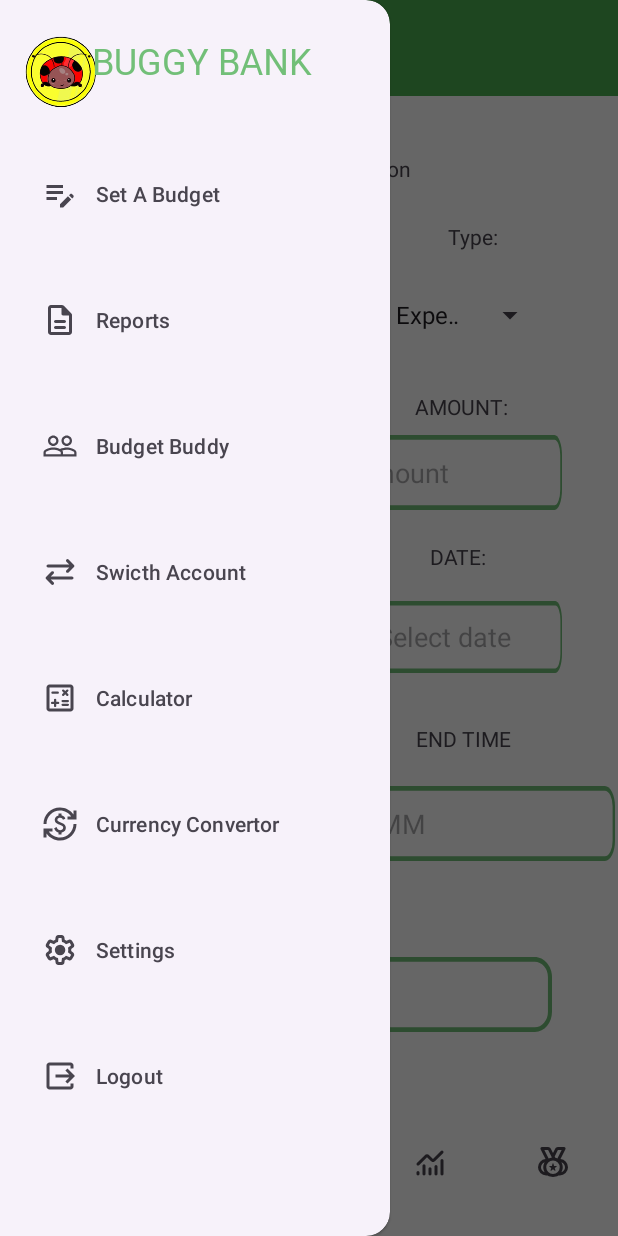
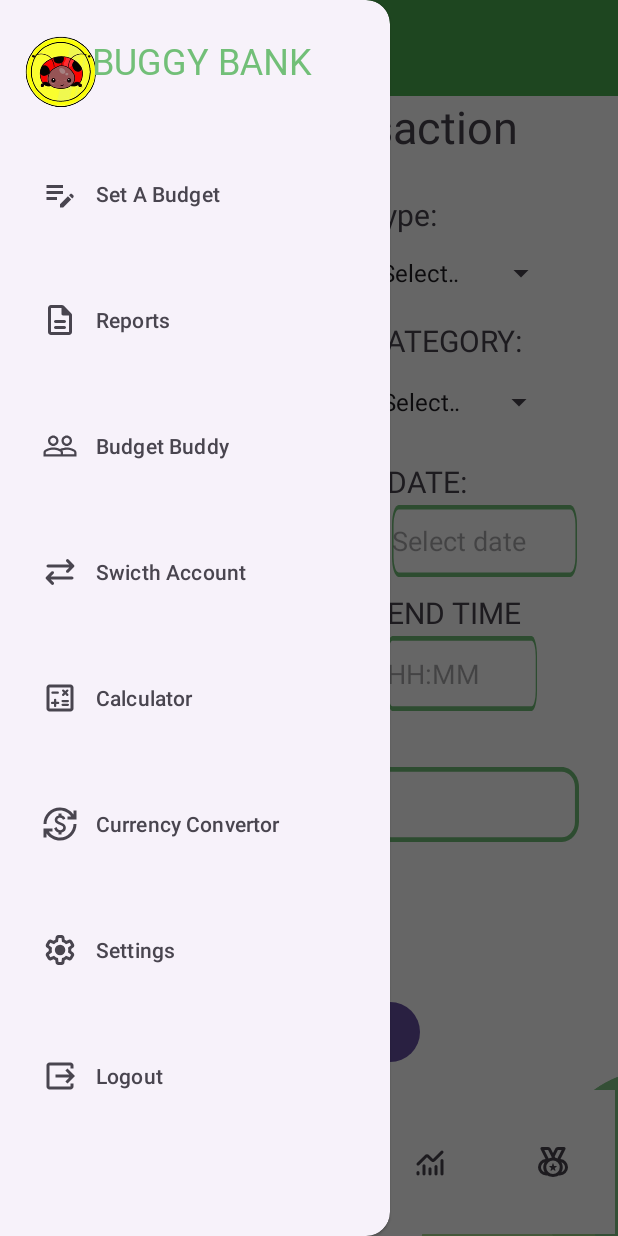
Before and after one commit to ST10085670/BuggyBank, an Android app: the fragment CreateTransactionFragment placed in its activity, with the side drawer open, on a phone screen of 412 x 824 dp. Run offline under Robolectric (Android 15) with nearby library versions, the phone set to English and light mode, and no system bars; our stand-ins replace Firebase (no records; nobody signed in at launch, a user with empty details on screens opened directly).

Commit message:
fixed CreateTransactionFragment, make name view on home page

```diff
--- a/app/src/main/java/vcmsa/projects/buggybank/CreateTransactionFragment.kt
+++ b/app/src/main/java/vcmsa/projects/buggybank/CreateTransactionFragment.kt
@@ -80,19 +80,19 @@ class CreateTransactionFragment : Fragment() {
         spType.adapter = ArrayAdapter(
             requireContext(),
             android.R.layout.simple_spinner_dropdown_item,
-            listOf("Expense", "Income")
+            listOf("Select Type", "Expense", "Income")
         )
 
         spCategory.adapter = ArrayAdapter(
             requireContext(),
             android.R.layout.simple_spinner_dropdown_item,
-            listOf("Clothing", "Entertainment", "Food", "Fuel", "Groceries", "Health", "Housing", "Internet", "Insurance", "Salary", "Wages", "Investments")
+            listOf("Select Category","Clothing", "Entertainment", "Food", "Fuel", "Groceries", "Health", "Housing", "Internet", "Insurance", "Salary", "Wages", "Investments")
         )
 
         spPayment.adapter = ArrayAdapter(
             requireContext(),
             android.R.layout.simple_spinner_dropdown_item,
-            listOf("Cash", "Credit Card", "Debit Card")
+            listOf("Select Payment","Cash", "Credit Card", "Debit Card")
         )
 
         etDate.setOnClickListener { showDatePicker(etDate) }
--- a/app/src/main/java/vcmsa/projects/buggybank/MainPageFragment.kt
+++ b/app/src/main/java/vcmsa/projects/buggybank/MainPageFragment.kt
@@ -1,25 +1,28 @@
 package vcmsa.projects.buggybank
 
 import android.os.Bundle
+import android.util.Log
 import androidx.fragment.app.Fragment
 import android.view.LayoutInflater
 import android.view.View
 import android.view.ViewGroup
+import com.google.firebase.auth.FirebaseAuth
+import com.google.firebase.database.DataSnapshot
+import com.google.firebase.database.DatabaseError
+import com.google.firebase.database.FirebaseDatabase
+import com.google.firebase.database.ValueEventListener
+import com.google.firebase.database.getValue
+import vcmsa.projects.buggybank.databinding.FragmentMainPageBinding
 
-// TODO: Rename parameter arguments, choose names that match
-// the fragment initialization parameters, e.g. ARG_ITEM_NUMBER
 private const val ARG_PARAM1 = "param1"
 private const val ARG_PARAM2 = "param2"
+private const val TAG = "MainPageFragment"
 
-/**
- * A simple [Fragment] subclass.
- * Use the [MainPageFragment.newInstance] factory method to
- * create an instance of this fragment.
- */
 class MainPageFragment : Fragment() {
-    // TODO: Rename and change types of parameters
     private var param1: String? = null
     private var param2: String? = null
+    private var _binding: FragmentMainPageBinding? = null
+    private val binding get() = _binding!!
 
     override fun onCreate(savedInstanceState: Bundle?) {
         super.onCreate(savedInstanceState)
@@ -27,33 +30,49 @@ class MainPageFragment : Fragment() {
             param1 = it.getString(ARG_PARAM1)
             param2 = it.getString(ARG_PARAM2)
         }
+        Log.d(TAG, "onCreate: PARAM1: $param1, PARAM2: $param2")
     }
 
     override fun onCreateView(
         inflater: LayoutInflater, container: ViewGroup?,
         savedInstanceState: Bundle?,
     ): View? {
-        // Inflate the layout for this fragment
-        return inflater.inflate(R.layout.fragment_main_page, container, false)
+        _binding = FragmentMainPageBinding.inflate(inflater, container, false)
+        return binding.root
     }
 
-    companion object {
-        /**
-         * Use this factory method to create a new instance of
-         * this fragment using the provided parameters.
-         *
-         * @param param1 Parameter 1.
-         * @param param2 Parameter 2.
-         * @return A new instance of fragment MainPageFragment.
-         */
-        // TODO: Rename and change types and number of parameters
-        @JvmStatic
-        fun newInstance(param1: String, param2: String) =
-            MainPageFragment().apply {
-                arguments = Bundle().apply {
-                    putString(ARG_PARAM1, param1)
-                    putString(ARG_PARAM2, param2)
+    override fun onViewCreated(view: View, savedInstanceState: Bundle?) {
+        super.onViewCreated(view, savedInstanceState)
+        Log.d(TAG, "onViewCreated")
+        val user = FirebaseAuth.getInstance().currentUser
+        val db = FirebaseDatabase.getInstance()
+        val textViewUserName = _binding?.mainText
+
+        user?.let {
+            val userId = it.uid
+            val userRef = db.getReference("users").child(userId).child("username")
+
+            userRef.addListenerForSingleValueEvent(object : ValueEventListener {
+                override fun onDataChange(snapshot: DataSnapshot) {
+                    Log.d(TAG, "onDataChange: snapshot: $snapshot")
+                    val userName = snapshot.getValue<String>()
+                    textViewUserName?.text = (userName ?: "No name found").toString()
                 }
-            }
+
+                override fun onCancelled(error: DatabaseError) {
+                    Log.e(TAG, "onCancelled: $error")
+                    textViewUserName?.text = "Error fetching user data"
+                }
+            })
+        }
+
+        Log.d(TAG, "onViewCreated: user: $user")
     }
+
+    override fun onDestroyView() {
+        super.onDestroyView()
+        Log.d(TAG, "onDestroyView")
+        _binding = null
+    }
+
 }
--- a/app/src/main/java/vcmsa/projects/buggybank/ReportFragment.kt
+++ b/app/src/main/java/vcmsa/projects/buggybank/ReportFragment.kt
@@ -37,7 +37,7 @@ class ReportFragment : Fragment() {
         val user = FirebaseAuth.getInstance().currentUser
         if (user != null) {
             val userId = user.uid
-            val dbRef = FirebaseDatabase.getInstance().getReference("Transactions").child(userId)
+            val dbRef = FirebaseDatabase.getInstance().getReference("transactions").child(userId)
 
 
             dbRef.addValueEventListener(object : ValueEventListener {
--- a/app/src/main/res/layout/fragment_create_transaction.xml
+++ b/app/src/main/res/layout/fragment_create_transaction.xml
@@ -1,48 +1,73 @@
 <?xml version="1.0" encoding="utf-8"?>
-<androidx.constraintlayout.widget.ConstraintLayout xmlns:android="http://schemas.android.com/apk/res/android"
+<androidx.core.widget.NestedScrollView
+    xmlns:android="http://schemas.android.com/apk/res/android"
     xmlns:app="http://schemas.android.com/apk/res-auto"
     xmlns:tools="http://schemas.android.com/tools"
+    android:id="@+id/fragment_create_transaction"
+    android:layout_width="match_parent"
+    android:layout_height="match_parent"
+    android:background="@drawable/background_app"
+    android:fillViewport="true"
+    android:scrollbars="vertical"
+    tools:context=".CreateTransactionFragment">
+
+    <androidx.constraintlayout.widget.ConstraintLayout
         android:id="@+id/fragment_root"
         android:layout_width="match_parent"
-    android:layout_height="match_parent"
-    tools:context=".CreateTransactionFragment"
-    android:background="@drawable/main_background">
+        android:layout_height="wrap_content"
+        android:padding="16dp"
+        android:layout_gravity="center">
 
 
         <Spinner
             android:id="@+id/spType"
-        android:layout_width="108dp"
+            android:layout_width="125dp"
             android:layout_height="48dp"
             app:layout_constraintBottom_toBottomOf="parent"
             app:layout_constraintEnd_toEndOf="parent"
-        app:layout_constraintHorizontal_bias="0.842"
+            app:layout_constraintHorizontal_bias="0.902"
             app:layout_constraintStart_toStartOf="parent"
             app:layout_constraintTop_toTopOf="parent"
-        app:layout_constraintVertical_bias="0.24" />
+            app:layout_constraintVertical_bias="0.191" />
+
+        <TextView
+            android:id="@+id/textView4"
+            android:layout_width="wrap_content"
+            android:layout_height="wrap_content"
+            android:text="Type:"
+            android:textSize="20dp"
+            app:layout_constraintBottom_toBottomOf="parent"
+            app:layout_constraintEnd_toEndOf="parent"
+            app:layout_constraintHorizontal_bias="0.686"
+            app:layout_constraintStart_toStartOf="parent"
+            app:layout_constraintTop_toTopOf="parent"
+            app:layout_constraintVertical_bias="0.148" />
 
         <TextView
             android:id="@+id/textView3"
             android:layout_width="wrap_content"
             android:layout_height="wrap_content"
             android:text="Title:"
+            android:textSize="20sp"
             app:layout_constraintBottom_toBottomOf="parent"
             app:layout_constraintEnd_toEndOf="parent"
-        app:layout_constraintHorizontal_bias="0.284"
+            app:layout_constraintHorizontal_bias="0.128"
             app:layout_constraintStart_toStartOf="parent"
             app:layout_constraintTop_toTopOf="parent"
-        app:layout_constraintVertical_bias="0.184" />
+            app:layout_constraintVertical_bias="0.146" />
 
         <TextView
-        android:id="@+id/textView5"
+            android:id="@+id/textView8"
             android:layout_width="wrap_content"
             android:layout_height="wrap_content"
-        android:text="AMOUNT:"
+            android:text="DATE:"
+            android:textSize="20dp"
             app:layout_constraintBottom_toBottomOf="parent"
             app:layout_constraintEnd_toEndOf="parent"
-        app:layout_constraintHorizontal_bias="0.791"
+            app:layout_constraintHorizontal_bias="0.74"
             app:layout_constraintStart_toStartOf="parent"
             app:layout_constraintTop_toTopOf="parent"
-        app:layout_constraintVertical_bias="0.325" />
+            app:layout_constraintVertical_bias="0.381" />
 
         <EditText
             android:id="@+id/etDate"
@@ -55,10 +80,10 @@
 
             app:layout_constraintBottom_toBottomOf="parent"
             app:layout_constraintEnd_toEndOf="parent"
-        app:layout_constraintHorizontal_bias="0.87"
+            app:layout_constraintHorizontal_bias="0.957"
             app:layout_constraintStart_toStartOf="parent"
             app:layout_constraintTop_toTopOf="parent"
-        app:layout_constraintVertical_bias="0.516" />
+            app:layout_constraintVertical_bias="0.431" />
 
         <EditText
             android:id="@+id/editTextDescription"
@@ -68,22 +93,23 @@
             android:hint="Description"
             app:layout_constraintBottom_toBottomOf="parent"
             app:layout_constraintEnd_toEndOf="parent"
-        app:layout_constraintHorizontal_bias="0.527"
+            app:layout_constraintHorizontal_bias="0.833"
             app:layout_constraintStart_toStartOf="parent"
             app:layout_constraintTop_toTopOf="parent"
-        app:layout_constraintVertical_bias="0.824" />
+            app:layout_constraintVertical_bias="0.668" />
 
         <TextView
             android:id="@+id/textView11"
             android:layout_width="wrap_content"
             android:layout_height="wrap_content"
             android:text="DESCRIPTION:"
+            android:textSize="20sp"
             app:layout_constraintBottom_toBottomOf="parent"
             app:layout_constraintEnd_toEndOf="parent"
-        app:layout_constraintHorizontal_bias="0.166"
+            app:layout_constraintHorizontal_bias="0.151"
             app:layout_constraintStart_toStartOf="parent"
             app:layout_constraintTop_toTopOf="parent"
-        app:layout_constraintVertical_bias="0.74" />
+            app:layout_constraintVertical_bias="0.61" />
 
         <EditText
             android:id="@+id/etAmount"
@@ -95,14 +121,40 @@
             android:inputType="numberDecimal"
             app:layout_constraintBottom_toBottomOf="parent"
             app:layout_constraintEnd_toEndOf="parent"
-        app:layout_constraintHorizontal_bias="0.862"
+            app:layout_constraintHorizontal_bias="0.175"
             app:layout_constraintStart_toStartOf="parent"
             app:layout_constraintTop_toTopOf="parent"
-        app:layout_constraintVertical_bias="0.375" />
+            app:layout_constraintVertical_bias="0.305" />
+
+        <TextView
+            android:id="@+id/textView5"
+            android:layout_width="wrap_content"
+            android:layout_height="wrap_content"
+            android:text="AMOUNT:"
+            android:textSize="20sp"
+            app:layout_constraintBottom_toBottomOf="parent"
+            app:layout_constraintEnd_toEndOf="parent"
+            app:layout_constraintHorizontal_bias="0.142"
+            app:layout_constraintStart_toStartOf="parent"
+            app:layout_constraintTop_toTopOf="parent"
+            app:layout_constraintVertical_bias="0.258" />
+
+        <TextView
+            android:id="@+id/textView10"
+            android:layout_width="wrap_content"
+            android:layout_height="wrap_content"
+            android:text="END TIME"
+            android:textSize="20sp"
+            app:layout_constraintBottom_toBottomOf="parent"
+            app:layout_constraintEnd_toEndOf="parent"
+            app:layout_constraintHorizontal_bias="0.833"
+            app:layout_constraintStart_toStartOf="parent"
+            app:layout_constraintTop_toTopOf="parent"
+            app:layout_constraintVertical_bias="0.495" />
 
         <EditText
             android:id="@+id/etStartTime"
-        android:layout_width="188dp"
+            android:layout_width="100dp"
             android:layout_height="50dp"
             android:background="@drawable/vector_textbox"
             android:focusable="false"
@@ -111,34 +163,21 @@
             android:inputType="none"
             app:layout_constraintBottom_toBottomOf="parent"
             app:layout_constraintEnd_toEndOf="parent"
-        app:layout_constraintHorizontal_bias="0.99"
+            app:layout_constraintHorizontal_bias="0.865"
             app:layout_constraintStart_toStartOf="parent"
             app:layout_constraintTop_toTopOf="parent"
-        app:layout_constraintVertical_bias="0.677" />
-
-    <TextView
-        android:id="@+id/textView9"
-        android:layout_width="wrap_content"
-        android:layout_height="wrap_content"
-        android:text="START TIME"
-        app:layout_constraintBottom_toBottomOf="parent"
-        app:layout_constraintEnd_toEndOf="parent"
-        app:layout_constraintHorizontal_bias="0.215"
-        app:layout_constraintStart_toStartOf="parent"
-        app:layout_constraintTop_toTopOf="parent"
-        app:layout_constraintVertical_bias="0.603" />
+            app:layout_constraintVertical_bias="0.55" />
 
         <TextView
             android:id="@+id/textView"
-        android:layout_width="137dp"
-        android:layout_height="17dp"
+            android:layout_width="wrap_content"
+            android:layout_height="wrap_content"
+            android:layout_marginTop="48dp"
             android:text="Create A Transaction"
-        app:layout_constraintBottom_toBottomOf="parent"
+            android:textSize="30dp"
             app:layout_constraintEnd_toEndOf="parent"
-        app:layout_constraintHorizontal_bias="0.523"
             app:layout_constraintStart_toStartOf="parent"
-        app:layout_constraintTop_toTopOf="parent"
-        app:layout_constraintVertical_bias="0.127" />
+            app:layout_constraintTop_toTopOf="parent" />
 
         <Spinner
             android:id="@+id/spPayment"
@@ -146,14 +185,14 @@
             android:layout_height="48dp"
             app:layout_constraintBottom_toBottomOf="parent"
             app:layout_constraintEnd_toEndOf="parent"
-        app:layout_constraintHorizontal_bias="0.214"
+            app:layout_constraintHorizontal_bias="0.138"
             app:layout_constraintStart_toStartOf="parent"
             app:layout_constraintTop_toTopOf="parent"
-        app:layout_constraintVertical_bias="0.516" />
+            app:layout_constraintVertical_bias="0.431" />
 
         <EditText
             android:id="@+id/etEndTime"
-        android:layout_width="160dp"
+            android:layout_width="100dp"
             android:layout_height="50dp"
             android:background="@drawable/vector_textbox"
             android:focusable="false"
@@ -162,33 +201,47 @@
             android:inputType="none"
             app:layout_constraintBottom_toBottomOf="parent"
             app:layout_constraintEnd_toEndOf="parent"
-        app:layout_constraintHorizontal_bias="0.15"
+            app:layout_constraintHorizontal_bias="0.134"
             app:layout_constraintStart_toStartOf="parent"
             app:layout_constraintTop_toTopOf="parent"
-        app:layout_constraintVertical_bias="0.681" />
+            app:layout_constraintVertical_bias="0.55" />
+
+        <TextView
+            android:id="@+id/textView9"
+            android:layout_width="wrap_content"
+            android:layout_height="wrap_content"
+            android:text="START TIME"
+            android:textSize="20sp"
+            app:layout_constraintBottom_toBottomOf="parent"
+            app:layout_constraintEnd_toEndOf="parent"
+            app:layout_constraintHorizontal_bias="0.14"
+            app:layout_constraintStart_toStartOf="parent"
+            app:layout_constraintTop_toTopOf="parent"
+            app:layout_constraintVertical_bias="0.495" />
+
+        <TextView
+            android:id="@+id/textView6"
+            android:layout_width="wrap_content"
+            android:layout_height="wrap_content"
+            android:text="CATEGORY:"
+            android:textSize="20dp"
+            app:layout_constraintBottom_toBottomOf="parent"
+            app:layout_constraintEnd_toEndOf="parent"
+            app:layout_constraintHorizontal_bias="0.828"
+            app:layout_constraintStart_toStartOf="parent"
+            app:layout_constraintTop_toTopOf="parent"
+            app:layout_constraintVertical_bias="0.258" />
 
         <Spinner
             android:id="@+id/spCategory"
-        android:layout_width="108dp"
+            android:layout_width="123dp"
             android:layout_height="49dp"
             app:layout_constraintBottom_toBottomOf="parent"
             app:layout_constraintEnd_toEndOf="parent"
-        app:layout_constraintHorizontal_bias="0.256"
+            app:layout_constraintHorizontal_bias="0.899"
             app:layout_constraintStart_toStartOf="parent"
             app:layout_constraintTop_toTopOf="parent"
-        app:layout_constraintVertical_bias="0.379" />
-
-    <TextView
-        android:id="@+id/textView10"
-        android:layout_width="wrap_content"
-        android:layout_height="wrap_content"
-        android:text="END TIME"
-        app:layout_constraintBottom_toBottomOf="parent"
-        app:layout_constraintEnd_toEndOf="parent"
-        app:layout_constraintHorizontal_bias="0.796"
-        app:layout_constraintStart_toStartOf="parent"
-        app:layout_constraintTop_toTopOf="parent"
-        app:layout_constraintVertical_bias="0.6" />
+            app:layout_constraintVertical_bias="0.306" />
 
         <EditText
             android:id="@+id/etTitle"
@@ -199,45 +252,22 @@
             android:inputType="text"
             app:layout_constraintBottom_toBottomOf="parent"
             app:layout_constraintEnd_toEndOf="parent"
-        app:layout_constraintHorizontal_bias="0.202"
+            app:layout_constraintHorizontal_bias="0.17"
             app:layout_constraintStart_toStartOf="parent"
             app:layout_constraintTop_toTopOf="parent"
-        app:layout_constraintVertical_bias="0.239" />
-
-    <TextView
-        android:id="@+id/textView6"
-        android:layout_width="wrap_content"
-        android:layout_height="wrap_content"
-        android:text="CATEGORY:"
-        app:layout_constraintBottom_toBottomOf="parent"
-        app:layout_constraintEnd_toEndOf="parent"
-        app:layout_constraintHorizontal_bias="0.265"
-        app:layout_constraintStart_toStartOf="parent"
-        app:layout_constraintTop_toTopOf="parent"
-        app:layout_constraintVertical_bias="0.325" />
+            app:layout_constraintVertical_bias="0.189" />
 
         <Button
             android:id="@+id/btnAdd"
-        android:layout_width="wrap_content"
+            android:layout_width="150dp"
             android:layout_height="wrap_content"
+            android:layout_marginBottom="96dp"
             android:text="Add"
-        app:layout_constraintEnd_toEndOf="parent"
-        app:layout_constraintHorizontal_bias="0.613"
-        app:layout_constraintStart_toStartOf="parent"
-        tools:ignore="MissingConstraints"
-        tools:layout_editor_absoluteY="721dp" />
-
-    <TextView
-        android:id="@+id/textView8"
-        android:layout_width="wrap_content"
-        android:layout_height="wrap_content"
-        android:text="DATE:"
             app:layout_constraintBottom_toBottomOf="parent"
             app:layout_constraintEnd_toEndOf="parent"
-        app:layout_constraintHorizontal_bias="0.766"
+            app:layout_constraintHorizontal_bias="0.497"
             app:layout_constraintStart_toStartOf="parent"
-        app:layout_constraintTop_toTopOf="parent"
-        app:layout_constraintVertical_bias="0.449" />
+            tools:ignore="MissingConstraints" />
 
         <ImageView
             android:id="@+id/imagePreview"
@@ -247,22 +277,23 @@
             android:scaleType="centerCrop"
             app:layout_constraintBottom_toBottomOf="parent"
             app:layout_constraintEnd_toEndOf="parent"
-        app:layout_constraintHorizontal_bias="0.979"
+            app:layout_constraintHorizontal_bias="0.934"
             app:layout_constraintStart_toStartOf="parent"
             app:layout_constraintTop_toTopOf="parent"
-        app:layout_constraintVertical_bias="0.905" />
+            app:layout_constraintVertical_bias="0.783" />
 
         <TextView
             android:id="@+id/textView7"
             android:layout_width="wrap_content"
             android:layout_height="wrap_content"
             android:text="PAYMENT METHOD:"
+            android:textSize="20dp"
             app:layout_constraintBottom_toBottomOf="parent"
             app:layout_constraintEnd_toEndOf="parent"
-        app:layout_constraintHorizontal_bias="0.219"
+            app:layout_constraintHorizontal_bias="0.184"
             app:layout_constraintStart_toStartOf="parent"
             app:layout_constraintTop_toTopOf="parent"
-        app:layout_constraintVertical_bias="0.456" />
+            app:layout_constraintVertical_bias="0.376" />
 
         <FrameLayout
             android:id="@+id/btnAddImage"
@@ -274,10 +305,10 @@
             android:padding="12dp"
             app:layout_constraintBottom_toBottomOf="parent"
             app:layout_constraintEnd_toEndOf="parent"
-        app:layout_constraintHorizontal_bias="0.078"
+            app:layout_constraintHorizontal_bias="0.192"
             app:layout_constraintStart_toStartOf="parent"
             app:layout_constraintTop_toTopOf="parent"
-        app:layout_constraintVertical_bias="0.907">
+            app:layout_constraintVertical_bias="0.764">
             <!--https://developer.android.com/reference/android/view/View.html#attr_android:clickable-->
             <LinearLayout
                 android:layout_width="match_parent"
@@ -299,17 +330,6 @@
             </LinearLayout>
         </FrameLayout>
 
-    <TextView
-        android:id="@+id/textView4"
-        android:layout_width="wrap_content"
-        android:layout_height="wrap_content"
-        android:text="Type:"
-        app:layout_constraintBottom_toBottomOf="parent"
-        app:layout_constraintEnd_toEndOf="parent"
-        app:layout_constraintHorizontal_bias="0.791"
-        app:layout_constraintStart_toStartOf="parent"
-        app:layout_constraintTop_toTopOf="parent"
-        app:layout_constraintVertical_bias="0.184" />
-
 
     </androidx.constraintlayout.widget.ConstraintLayout>
+</androidx.core.widget.NestedScrollView>
```
Also changed, not shown: app/src/main/res/layout/fragment_main_page.xml (+27 -76 lines). Lines whose indentation alone changed are shown as unchanged.
